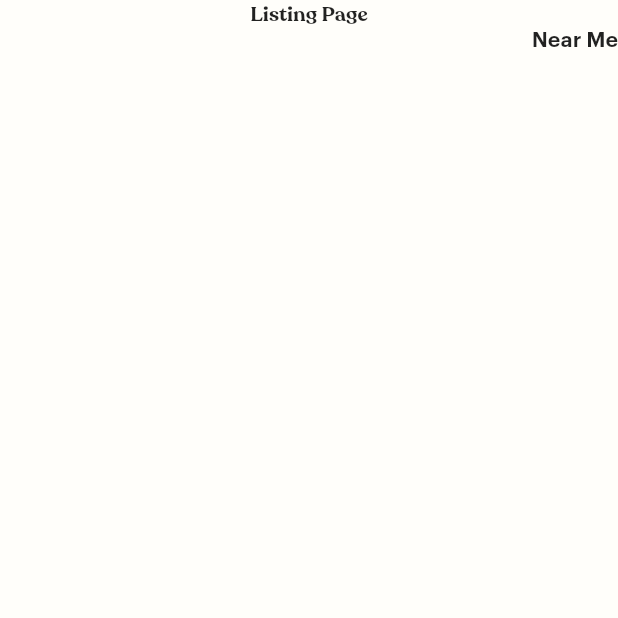
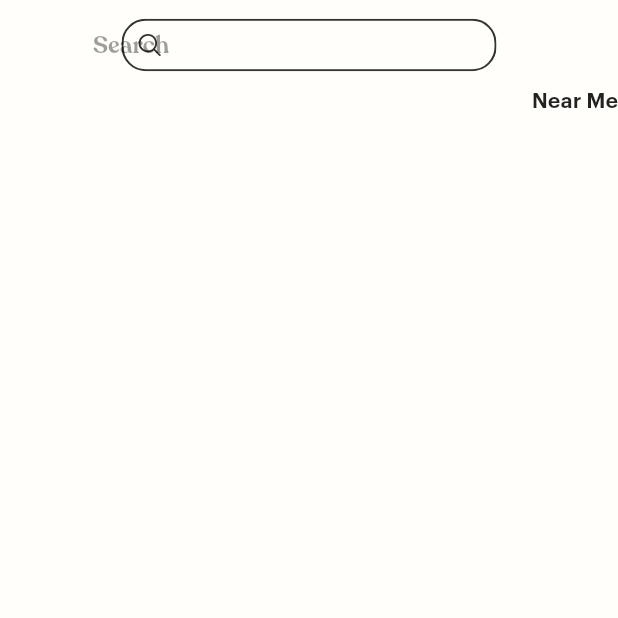
Before and after one commit to HackMIT-CoffeePlot/coffeeplot, a Flutter app: the ListingPage screen opened directly, on a phone screen of 412 x 824 dp, the top half of it. Run offline on Flutter 3.47's test engine with Material 2 defaults, Android fonts, the light colour scheme and no system bars; our stand-ins replace flutter_svg, geolocator, google_maps_flutter, shared_preferences; accounts and stored records are empty; Roboto replaces fonts that are missing (GraphikLCG-Semibold).

Commit message:
Search Bar!

```diff
--- a/coffe_plot_frontend/lib/pages/favourites_page.dart
+++ b/coffe_plot_frontend/lib/pages/favourites_page.dart
@@ -1,4 +1,5 @@
 import 'package:flutter/material.dart';
+import './searchbar.dart';
 
 class FavoritesPage extends StatelessWidget {
   @override
@@ -7,7 +8,7 @@ class FavoritesPage extends StatelessWidget {
       backgroundColor: Color(0xFFFFFEFA),
       body: ListView(children: <Widget>[
         //your content goes
-        Center(child: Text('Favorites Page'))
+        Center(child: BarSearch())
       ]),
     );
   }
--- a/coffe_plot_frontend/lib/pages/listings_page.dart
+++ b/coffe_plot_frontend/lib/pages/listings_page.dart
@@ -1,4 +1,5 @@
 import 'package:flutter/material.dart';
+import './searchbar.dart';
 
 class ListingPage extends StatelessWidget {
   @override
@@ -7,7 +8,7 @@ class ListingPage extends StatelessWidget {
       backgroundColor: Color(0xFFFFFEFA),
       body: ListView(children: <Widget>[
         //your content goes
-        Center(child: Text('Listing Page')),
+        Center(child: BarSearch()),
         Align(
           alignment: Alignment.centerRight, // Align the text to the right
           child: Text(
--- a/coffe_plot_frontend/lib/pages/searchbar.dart
+++ b/coffe_plot_frontend/lib/pages/searchbar.dart
@@ -1,26 +1,33 @@
 import 'package:flutter/material.dart';
+import 'package:flutter_svg/flutter_svg.dart';
 
-class SearchBar extends StatelessWidget {
-  final TextEditingController searchController;
-  final ValueChanged<String> onChanged;
-
-  SearchBar({
-    required this.searchController,
-    required this.onChanged,
-  });
-
+class BarSearch extends StatelessWidget {
   @override
   Widget build(BuildContext context) {
-    return Padding(
-      padding: const EdgeInsets.all(16.0),
-      child: TextField(
-        controller: searchController,
-        decoration: InputDecoration(
-          hintText: 'Search...',
-          border: OutlineInputBorder(),
+    return Stack(
+      alignment: Alignment.center,
+      children: [
+        SvgPicture.asset('lib/svgs/searchbar.svg', width: 250, height: 60),
+        Padding(
+          padding: EdgeInsets.only(left: 50.0),
+          child: TextField(
+            style: TextStyle(
+              color: Colors.black,
+              fontSize: 16,
+            ),
+            decoration: InputDecoration(
+              filled: true,
+              fillColor: Colors.transparent,
+              hintText: 'Search',
+              hintStyle: TextStyle(
+                color: Colors.black38,
+                fontSize: 16,
+              ),
+              border: InputBorder.none,
+            ),
+          ),
         ),
-        onChanged: onChanged,
-      ),
+      ],
     );
   }
 }
```
Also changed, not shown: coffe_plot_frontend/lib/pages/home_page.dart (+14 -4 lines).
